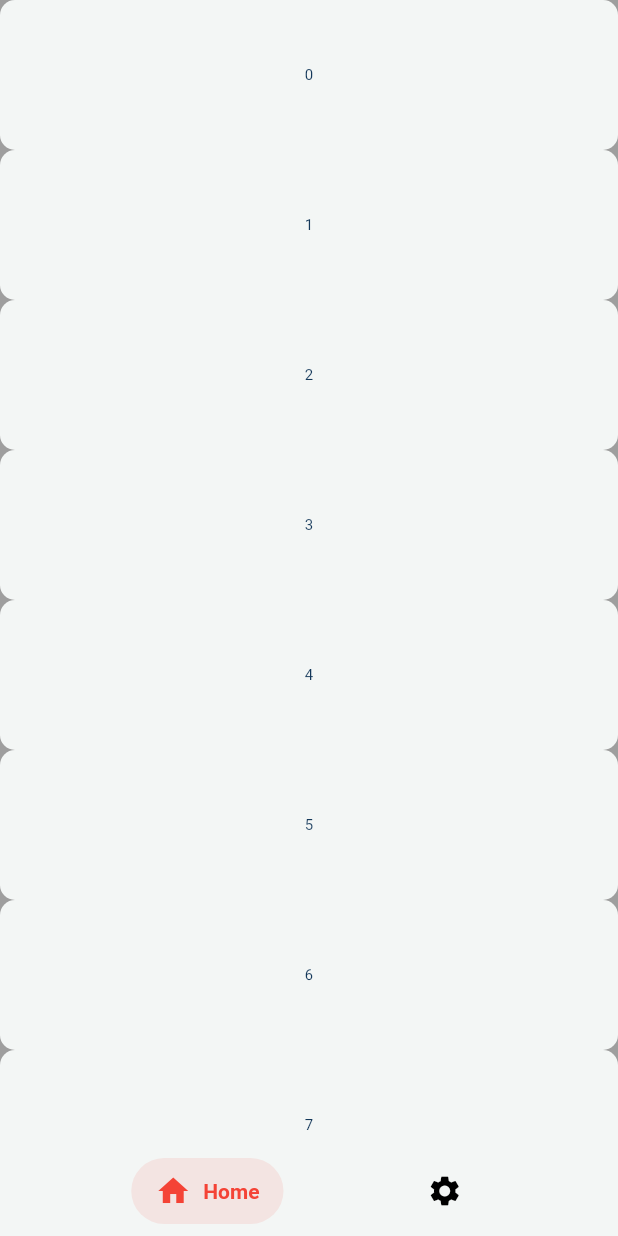
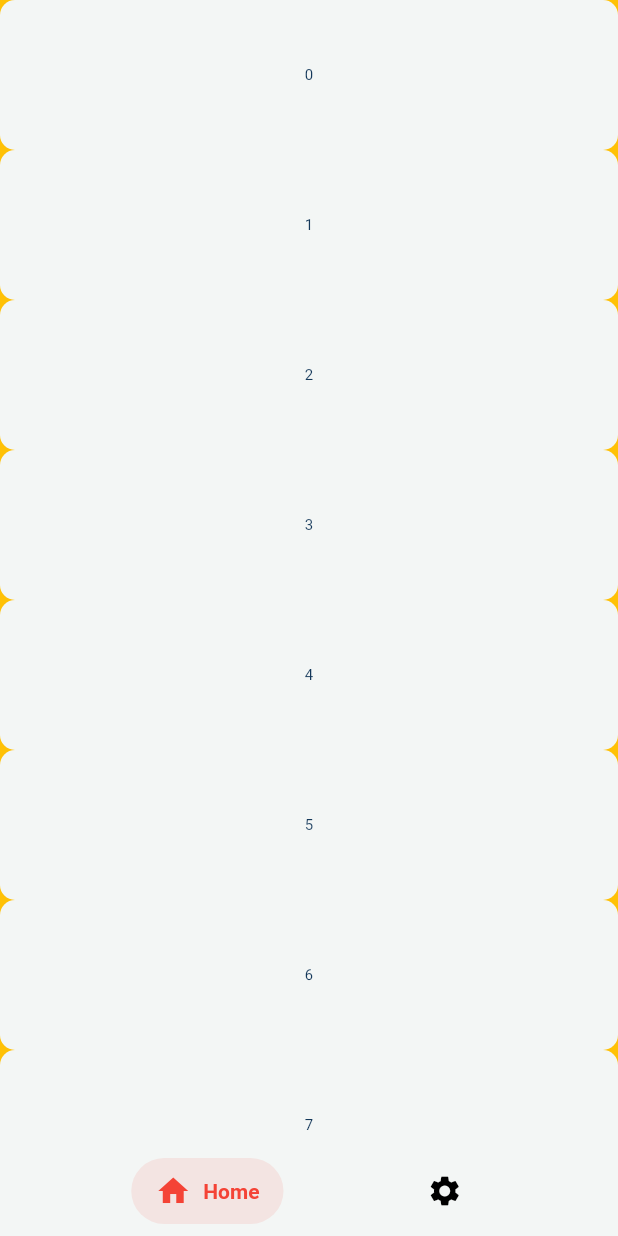
Before and after one commit to obenkucuk/one_ring_to_rule_them_all, a Flutter app: the screen it shows after launch, after a tap on "Login with Google", after a tap on "Alt Sayfa", on a phone screen of 412 x 824 dp. Run offline on Flutter 3.47's test engine with Material 2 defaults, Android fonts, the phone set to English and light mode, and no system bars; our stand-ins replace auto_route, get, shared_preferences; generated files the repository leaves out were written again; statements that could not run were skipped.

Commit message:
değişiklik

```diff
--- a/lib/components/buttons/material_button_x.dart
+++ b/lib/components/buttons/material_button_x.dart
@@ -1,7 +1,6 @@
 import 'package:base_application/core/extensions/widget_scale.dart';
 import 'package:base_application/theme/app_colors.dart';
 import 'package:flutter/material.dart';
-import 'package:font_awesome_flutter/font_awesome_flutter.dart';
 
 class MaterialButtonX extends StatelessWidget {
   final VoidCallback onTap;
@@ -44,7 +43,7 @@ class MaterialButtonX extends StatelessWidget {
       child: Row(
         mainAxisAlignment: MainAxisAlignment.center,
         children: [
-          const Icon(FontAwesomeIcons.google, color: Colors.amber),
+          const Icon(Icons.numbers, color: Colors.amber),
           Text(buttonText ?? "Button Yazısı Eksik!"),
         ],
       ),
--- a/lib/core/media_query_x.dart
+++ b/lib/core/media_query_x.dart
@@ -16,6 +16,7 @@ class MediaQueryX {
 
   static setScreenSize(BuildContext context) {
     _mediaQueryData = MediaQueryData.fromWindow(WidgetsBinding.instance.window);
+
     height = _mediaQueryData.size.height;
     width = _mediaQueryData.size.width;
     padding = _mediaQueryData.padding;
--- a/lib/screens/diger_sayfalar/home/alt_sayfa/alt_sayfa.dart
+++ b/lib/screens/diger_sayfalar/home/alt_sayfa/alt_sayfa.dart
@@ -19,12 +19,9 @@ class AltSayfaView extends GetView<AltSayfaController> {
 
   @override
   Widget build(BuildContext context) {
-    // print(Theme.of(context).brightness);
-
     return Scaffold(
-      backgroundColor: Colors.grey,
-      body: SafeArea(
-        child: ListView.builder(
+      backgroundColor: Colors.amber,
+      body: ListView.builder(
         physics: const AlwaysScrollableScrollPhysics(),
         shrinkWrap: true,
         itemCount: 1000,
@@ -37,7 +34,6 @@ class AltSayfaView extends GetView<AltSayfaController> {
           );
         },
       ),
-      ),
     );
   }
 }
--- a/lib/screens/main_screen/home_screen/view/home_view.dart
+++ b/lib/screens/main_screen/home_screen/view/home_view.dart
@@ -32,25 +32,6 @@ class HomeView extends GetView<HomeController> {
                   MaterialButtonX(onTap: () {
                     context.router.navigate(const SearchRouter());
                   }),
-                  Text(controller.sayfadaGosterilenSayi.string),
-                  IconButton(
-                    splashRadius: 15,
-                    enableFeedback: false,
-                    hoverColor: Colors.transparent,
-                    focusColor: Colors.transparent,
-                    splashColor: Colors.transparent,
-                    onPressed: () => controller.aa(),
-                    icon: const Icon(Icons.add),
-                  ),
-                  IconButton(
-                    splashRadius: 15,
-                    enableFeedback: false,
-                    hoverColor: Colors.transparent,
-                    focusColor: Colors.transparent,
-                    splashColor: Colors.transparent,
-                    onPressed: () => controller.bb(),
-                    icon: const Icon(Icons.add),
-                  ),
                   Text(
                     settings.lang.value.helloWorld,
                     style: TextStylesX(context).s18W500,
@@ -63,7 +44,7 @@ class HomeView extends GetView<HomeController> {
                     child: const Text("Alt Sayfa"),
                   ),
                   GestureDetector(
-                    onTap: () => controller.aaa(),
+                    onTap: () {},
                     key: controller.key,
                     child: SizedBox(
                       height: 300.h,
--- a/lib/screens/main_screen/settings_screen/controller/settings_controller.dart
+++ b/lib/screens/main_screen/settings_screen/controller/settings_controller.dart
@@ -14,7 +14,7 @@ class SettingsController extends GetxController {
   final globalAppKey = GlobalKey();
   final snackbarKey = GlobalKey<ScaffoldMessengerState>();
 
-  BuildContext get context => globalAppKey.currentContext!;
+  Rx<BuildContext> get context => Rx(globalAppKey.currentContext!);
 
   // internet bağlantısını birden fazla kontrol etmemek için
   RxBool isNetworkChecking = false.obs;
--- a/lib/theme/text_style.dart
+++ b/lib/theme/text_style.dart
@@ -1,4 +1,6 @@
+import 'package:base_application/screens/main_screen/settings_screen/controller/settings_controller.dart';
 import 'package:flutter/material.dart';
+import 'package:get/get.dart';
 
 // final settings = Get.find<SettingsController>();
 // BuildContext get context => settings.appGlobalKey.currentContext!;
--- a/pubspec.yaml
+++ b/pubspec.yaml
@@ -41,9 +41,7 @@ dependencies:
 
   get: ^4.6.5
   lottie: ^1.4.3
-  font_awesome_flutter: ^10.2.1
 
-  dio: ^4.0.6
   shared_preferences: ^2.0.15
   url_launcher: ^6.1.7
   http: ^0.13.5
```
Also changed, not shown: lib/core/network_services/network_services.dart (+15 -21 lines), lib/screens/diger_sayfalar/home/alt_sayfa/alt_alt_sayfa.dart (deleted, +0 -19 lines), lib/screens/main_screen/home_screen/controller/home_controller.dart (+0 -22 lines), lib/theme/theme_data_dark.dart (+3 -12 lines). Lines whose indentation alone changed are shown as unchanged.
